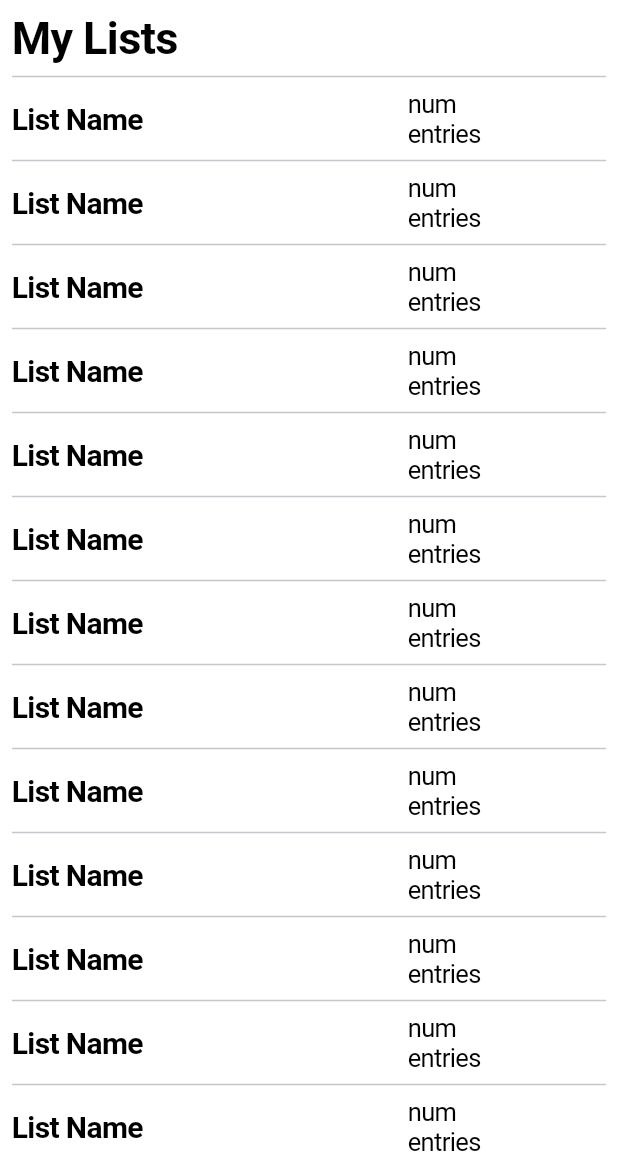
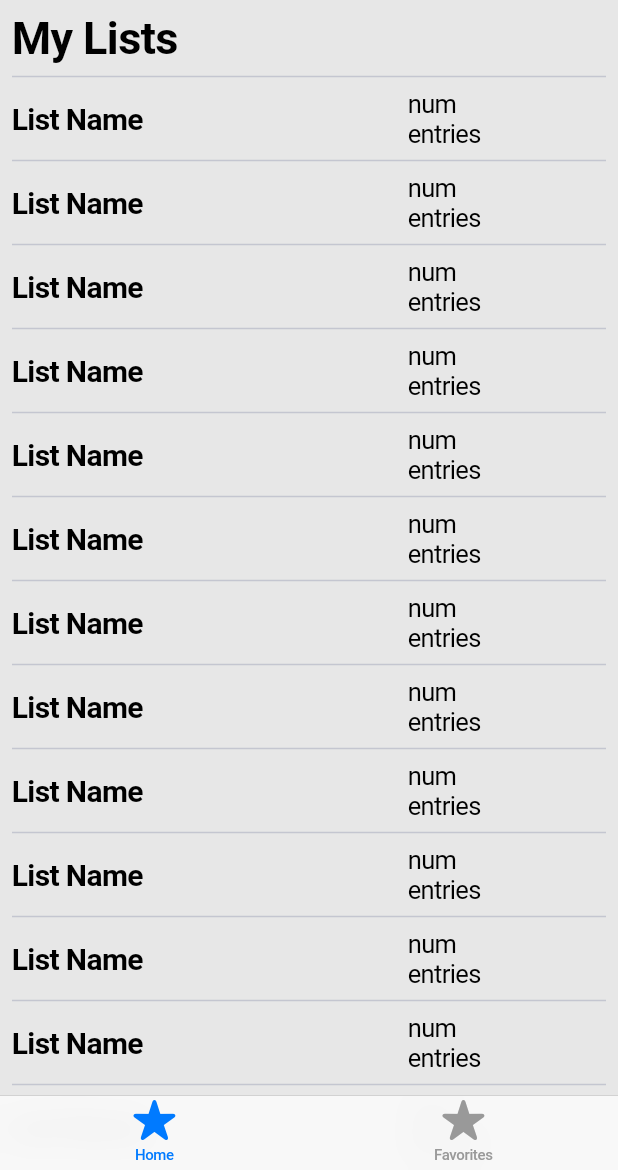
Before and after one commit to snwilson1234/indulge, a Flutter app: the screen it shows after launch, on a phone screen of 412 x 824 dp, the part 66-1236 px from its top. Run offline on Flutter 3.47's test engine with Material 3 defaults, Android fonts, the phone set to English and light mode, and no system bars.

Commit message:
temporary setup with both tabbar and navbar

```diff
--- a/lib/main.dart
+++ b/lib/main.dart
@@ -12,8 +12,21 @@ class MainApp extends StatelessWidget {
   @override
   Widget build(BuildContext context) {
     return CupertinoApp(
-      home: CupertinoPageScaffold(
-        // const Navigation bar for now to fix display
+      home: CupertinoTabScaffold(
+        tabBar: CupertinoTabBar(
+          items: const <BottomNavigationBarItem>[
+            BottomNavigationBarItem(
+              icon: Icon(CupertinoIcons.star_fill),
+              label: 'Home',
+            ),
+            BottomNavigationBarItem(
+              icon: Icon(CupertinoIcons.star_fill),
+              label: 'Favorites',
+            ),
+          ],
+        ),
+        tabBuilder: (BuildContext context, int index) {
+          return CupertinoPageScaffold(
             navigationBar: const CupertinoNavigationBar(
               backgroundColor: Color.fromARGB(255, 255, 255, 255),
               leading: Column(
@@ -32,12 +45,20 @@ class MainApp extends StatelessWidget {
               //just text for now
               trailing: Text("+ 20 mi -"),
             ),
+            child: CupertinoTabView(
+              builder: (BuildContext context) {
+                return Center(
                   child: Center(
                     child: Container(
                       padding: EdgeInsets.all(8.0),
                       child: UserListsView(),
                     ),
                   ),
+                );
+              },
+            )
+          );
+        },
       ),
     );
   }
```
Lines whose indentation alone changed are shown as unchanged.
